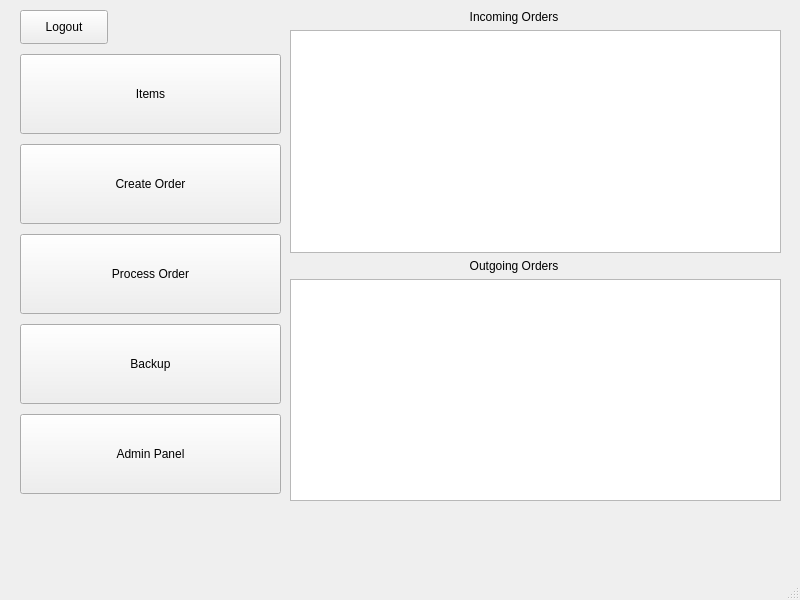
Old version of the form UI/main_window.ui in the repository npaolini-8/se-group-5.
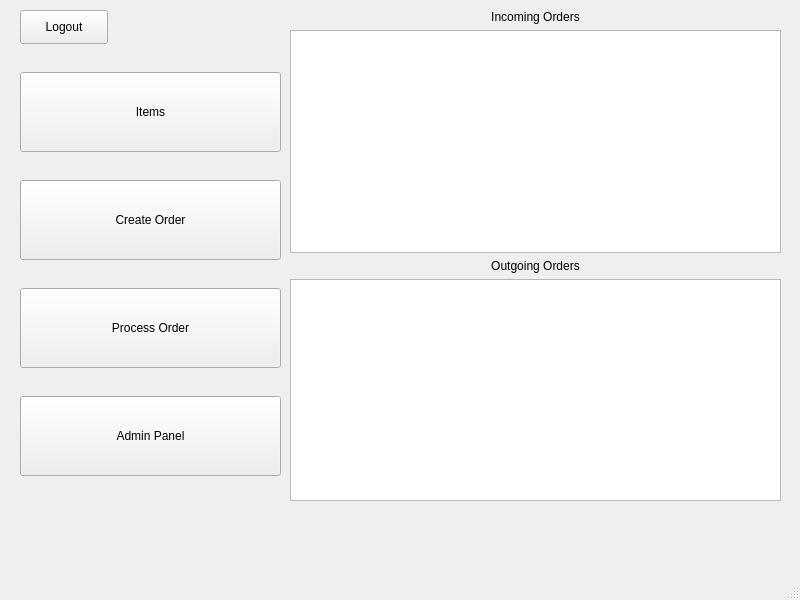
New version of the form.

Commit message: removed backup from main window, added to admin, cleaned up main window

```diff
--- a/UI/main_window.ui
+++ b/UI/main_window.ui
@@ -63,19 +63,6 @@
        </property>
       </widget>
      </item>
-     <item>
-      <widget class="QPushButton" name="backup_btn">
-       <property name="minimumSize">
-        <size>
-         <width>0</width>
-         <height>80</height>
-        </size>
-       </property>
-       <property name="text">
-        <string>Backup</string>
-       </property>
-      </widget>
-     </item>
      <item>
       <widget class="QPushButton" name="admin_panel_btn">
        <property name="minimumSize">
@@ -104,7 +91,10 @@
      <item>
       <widget class="QLabel" name="label">
        <property name="text">
-        <string>                                                      Incoming Orders</string>
+        <string>Incoming Orders</string>
+       </property>
+       <property name="alignment">
+        <set>Qt::AlignCenter</set>
        </property>
       </widget>
      </item>
@@ -121,7 +111,10 @@
      <item>
       <widget class="QLabel" name="label_2">
        <property name="text">
-        <string>                                                      Outgoing Orders</string>
+        <string>Outgoing Orders</string>
+       </property>
+       <property name="alignment">
+        <set>Qt::AlignCenter</set>
        </property>
       </widget>
      </item>
```
Left out of the diff: 10 changed lines with no effect on the pictures. The commit also changes 3 other files.
